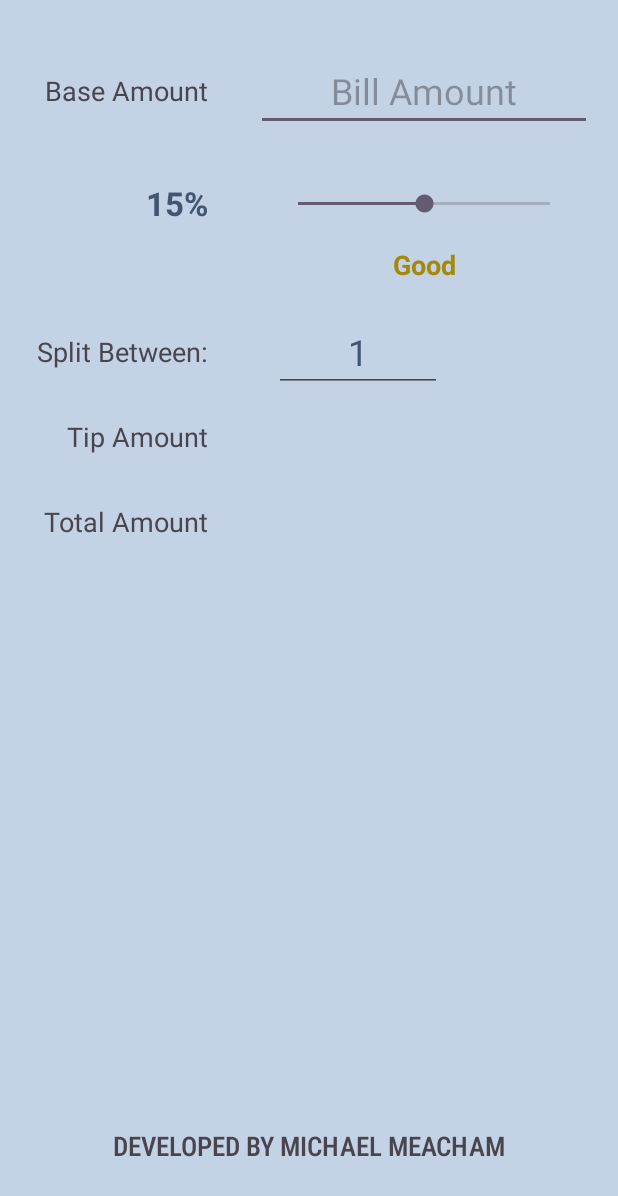
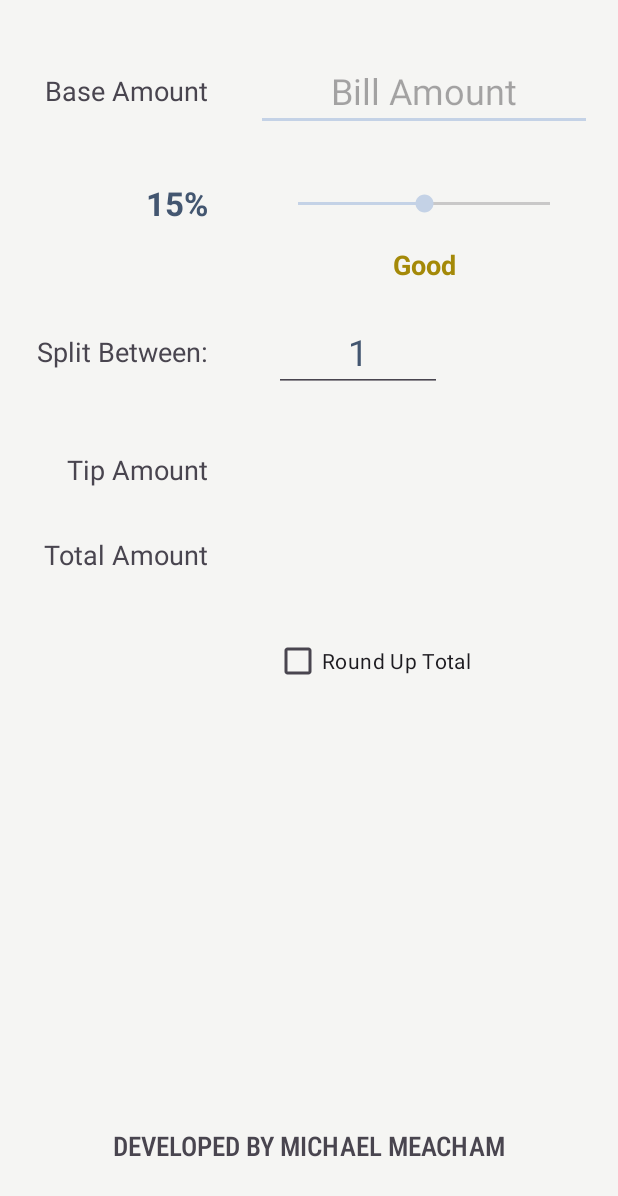
Before and after one commit to mmeacham92/tip-calculator, an Android app: the screen it shows after launch (MainActivity), on a phone screen of 412 x 824 dp. Shown: the top 1196 px of the screen. Run offline under Robolectric (Android 15) with nearby library versions, the phone set to English and light mode, and no system bars.

Commit message:
changed background color to an off-white and set primaryColorVariant, secondaryColor, and secondaryColorVariant to be lilac; also added a CheckBox view to allow for rounding up the final total

```diff
--- a/app/src/main/java/com/example/tipcalculator/MainActivity.kt
+++ b/app/src/main/java/com/example/tipcalculator/MainActivity.kt
@@ -21,6 +21,7 @@ class MainActivity : AppCompatActivity() {
     private lateinit var tvTotalAmount: TextView
     private lateinit var tvTipDescription: TextView
     private lateinit var etSplitBetween: EditText
+
     override fun onCreate(savedInstanceState: Bundle?) {
         super.onCreate(savedInstanceState)
         setContentView(R.layout.activity_main)
@@ -78,11 +79,10 @@ class MainActivity : AppCompatActivity() {
 
         // update the color of the text here as well
         // color interpolation: https://developer.android.com/reference/kotlin/android/animation/ArgbEvaluator?authuser=1
-
         var color = ArgbEvaluator().evaluate(
             tipPercent.toFloat() / sbTipPercent.max,
-            ContextCompat.getColor(this, R.color.best_tip),
-            ContextCompat.getColor(this, R.color.worst_tip)
+            ContextCompat.getColor(this, R.color.worst_tip),
+            ContextCompat.getColor(this, R.color.best_tip)
         ) as Int
 
         tvTipDescription.setTextColor(color)
--- a/app/src/main/res/layout/activity_main.xml
+++ b/app/src/main/res/layout/activity_main.xml
@@ -43,7 +43,7 @@
         android:id="@+id/tvTipAmountLabel"
         android:layout_width="wrap_content"
         android:layout_height="wrap_content"
-        android:layout_marginTop="32dp"
+        android:layout_marginTop="54dp"
         android:text="Tip Amount"
         android:textAppearance="@style/TextAppearance.AppCompat.Medium"
         app:layout_constraintEnd_toEndOf="@+id/tvBaseLabel"
@@ -142,6 +142,14 @@
         app:layout_constraintEnd_toEndOf="parent"
         app:layout_constraintStart_toStartOf="parent" />
 
+    <CheckBox
+        android:id="@+id/cbRoundTotal"
+        android:layout_width="wrap_content"
+        android:layout_height="wrap_content"
+        android:layout_marginTop="32dp"
+        android:text="Round Up Total"
+        app:layout_constraintStart_toStartOf="@+id/tvTotalAmount"
+        app:layout_constraintTop_toBottomOf="@+id/tvTotalAmount" />
 
 
 </androidx.constraintlayout.widget.ConstraintLayout>
--- a/app/src/main/res/values/colors.xml
+++ b/app/src/main/res/values/colors.xml
@@ -6,7 +6,8 @@
     <color name="lilac">#C4D2E6</color>
     <color name="grape">#435670</color>
     <color name="tan">#E6DAC3</color>
+    <color name="grayish">#F5F5F3</color>
 
-    <color name="best_tip">#DC1E0B</color>
-    <color name="worst_tip">#35BA01</color>
+    <color name="best_tip">#35BA01</color>
+    <color name="worst_tip">#DC1E0B</color>
 </resources>
--- a/app/src/main/res/values/themes.xml
+++ b/app/src/main/res/values/themes.xml
@@ -3,7 +3,10 @@
     <style name="Base.Theme.TipCalculator" parent="Theme.Material3.DayNight.NoActionBar">
         <!-- Customize your light theme here. -->
         <item name="colorPrimary">@color/grape</item>
-        <item name="android:colorBackground">@color/lilac</item>
+        <item name="colorPrimaryVariant">@color/lilac</item>
+        <item name="colorSecondary">@color/lilac</item>
+        <item name="colorSecondaryVariant">@color/lilac</item>
+        <item name="android:colorBackground">@color/grayish</item>
         <item name="android:textColorPrimary">@color/grape</item>
     </style>
 
```
